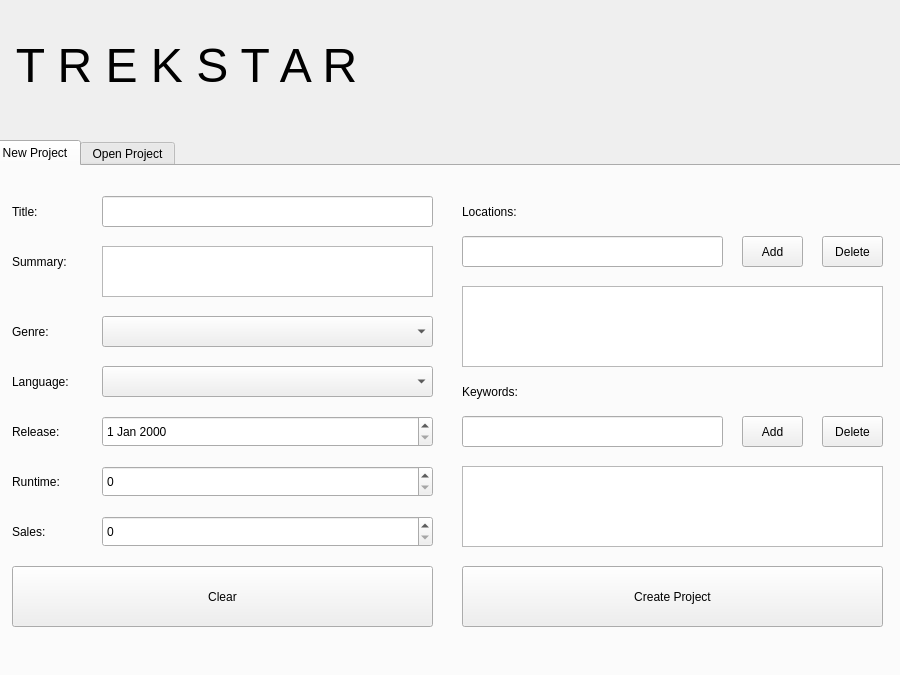
EdwinLangley/SDI-TrekStar-Application, file TrekStarApp/forms/mainwindow.ui: the form before one commit.
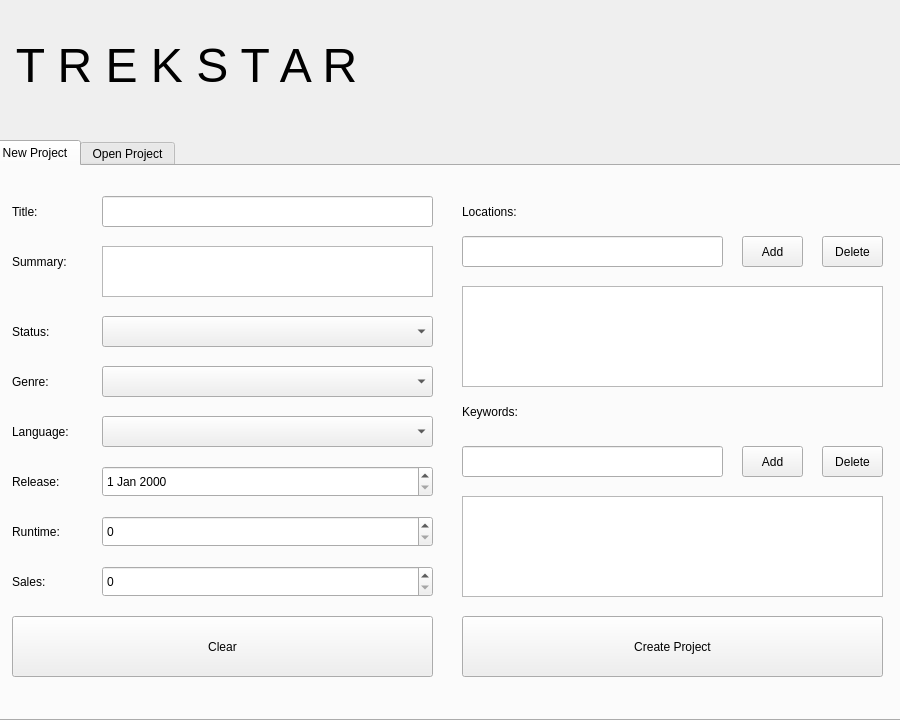
The form after the commit. Icons and pictures are not drawn.

Commit message: Status combobox added and blocks certain inputs based on selection

```diff
--- a/TrekStarApp/forms/mainwindow.ui
+++ b/TrekStarApp/forms/mainwindow.ui
@@ -7,7 +7,7 @@
     <x>0</x>
     <y>0</y>
     <width>900</width>
-    <height>675</height>
+    <height>720</height>
    </rect>
   </property>
   <property name="windowTitle">
@@ -55,7 +55,7 @@
       <x>-10</x>
       <y>140</y>
       <width>921</width>
-      <height>541</height>
+      <height>581</height>
      </rect>
     </property>
     <property name="currentIndex">
@@ -69,7 +69,7 @@
       <property name="geometry">
        <rect>
         <x>470</x>
-        <y>400</y>
+        <y>450</y>
         <width>421</width>
         <height>61</height>
        </rect>
@@ -102,7 +102,7 @@
       <property name="geometry">
        <rect>
         <x>20</x>
-        <y>300</y>
+        <y>350</y>
         <width>60</width>
         <height>31</height>
        </rect>
@@ -115,7 +115,7 @@
       <property name="geometry">
        <rect>
         <x>20</x>
-        <y>200</y>
+        <y>250</y>
         <width>81</width>
         <height>31</height>
        </rect>
@@ -128,7 +128,7 @@
       <property name="geometry">
        <rect>
         <x>110</x>
-        <y>150</y>
+        <y>200</y>
         <width>331</width>
         <height>31</height>
        </rect>
@@ -138,7 +138,7 @@
       <property name="geometry">
        <rect>
         <x>110</x>
-        <y>200</y>
+        <y>250</y>
         <width>331</width>
         <height>31</height>
        </rect>
@@ -177,7 +177,7 @@
       <property name="geometry">
        <rect>
         <x>20</x>
-        <y>250</y>
+        <y>300</y>
         <width>91</width>
         <height>31</height>
        </rect>
@@ -190,7 +190,7 @@
       <property name="geometry">
        <rect>
         <x>470</x>
-        <y>250</y>
+        <y>280</y>
         <width>261</width>
         <height>31</height>
        </rect>
@@ -200,7 +200,7 @@
       <property name="geometry">
        <rect>
         <x>20</x>
-        <y>350</y>
+        <y>400</y>
         <width>81</width>
         <height>31</height>
        </rect>
@@ -213,7 +213,7 @@
       <property name="geometry">
        <rect>
         <x>110</x>
-        <y>250</y>
+        <y>300</y>
         <width>331</width>
         <height>31</height>
        </rect>
@@ -223,7 +223,7 @@
       <property name="geometry">
        <rect>
         <x>750</x>
-        <y>250</y>
+        <y>280</y>
         <width>61</width>
         <height>31</height>
        </rect>
@@ -249,7 +249,7 @@
       <property name="geometry">
        <rect>
         <x>20</x>
-        <y>150</y>
+        <y>200</y>
         <width>60</width>
         <height>31</height>
        </rect>
@@ -262,7 +262,7 @@
       <property name="geometry">
        <rect>
         <x>470</x>
-        <y>210</y>
+        <y>230</y>
         <width>91</width>
         <height>31</height>
        </rect>
@@ -298,7 +298,7 @@
       <property name="geometry">
        <rect>
         <x>20</x>
-        <y>400</y>
+        <y>450</y>
         <width>421</width>
         <height>61</height>
        </rect>
@@ -311,11 +311,17 @@
       <property name="geometry">
        <rect>
         <x>110</x>
-        <y>350</y>
+        <y>400</y>
         <width>331</width>
         <height>31</height>
        </rect>
       </property>
+      <property name="maximum">
+       <number>999999999</number>
+      </property>
+      <property name="singleStep">
+       <number>100</number>
+      </property>
      </widget>
      <widget class="QPushButton" name="cmdLocationDel">
       <property name="geometry">
@@ -334,7 +340,7 @@
       <property name="geometry">
        <rect>
         <x>830</x>
-        <y>250</y>
+        <y>280</y>
         <width>61</width>
         <height>31</height>
        </rect>
@@ -349,7 +355,7 @@
         <x>470</x>
         <y>120</y>
         <width>421</width>
-        <height>81</height>
+        <height>101</height>
        </rect>
       </property>
      </widget>
@@ -357,9 +363,9 @@
       <property name="geometry">
        <rect>
         <x>470</x>
-        <y>300</y>
+        <y>330</y>
         <width>421</width>
-        <height>81</height>
+        <height>101</height>
        </rect>
       </property>
      </widget>
@@ -367,7 +373,33 @@
       <property name="geometry">
        <rect>
         <x>110</x>
-        <y>300</y>
+        <y>350</y>
+        <width>331</width>
+        <height>31</height>
+       </rect>
+      </property>
+      <property name="maximum">
+       <number>1000</number>
+      </property>
+     </widget>
+     <widget class="QLabel" name="lblStatus">
+      <property name="geometry">
+       <rect>
+        <x>20</x>
+        <y>150</y>
+        <width>71</width>
+        <height>31</height>
+       </rect>
+      </property>
+      <property name="text">
+       <string>Status:</string>
+      </property>
+     </widget>
+     <widget class="QComboBox" name="cbStatus">
+      <property name="geometry">
+       <rect>
+        <x>110</x>
+        <y>150</y>
         <width>331</width>
         <height>31</height>
        </rect>
```
Left out of the diff: 6 changed lines with no effect on the pictures. The commit also changes 2 other files.
